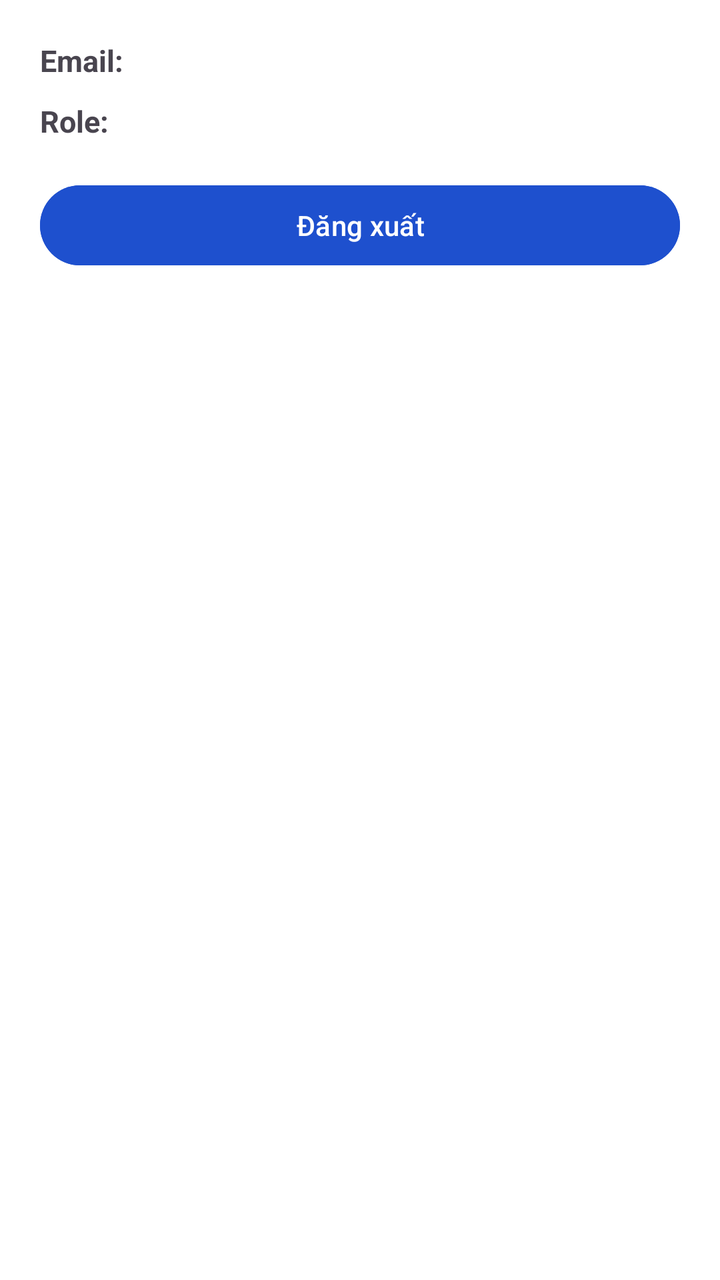
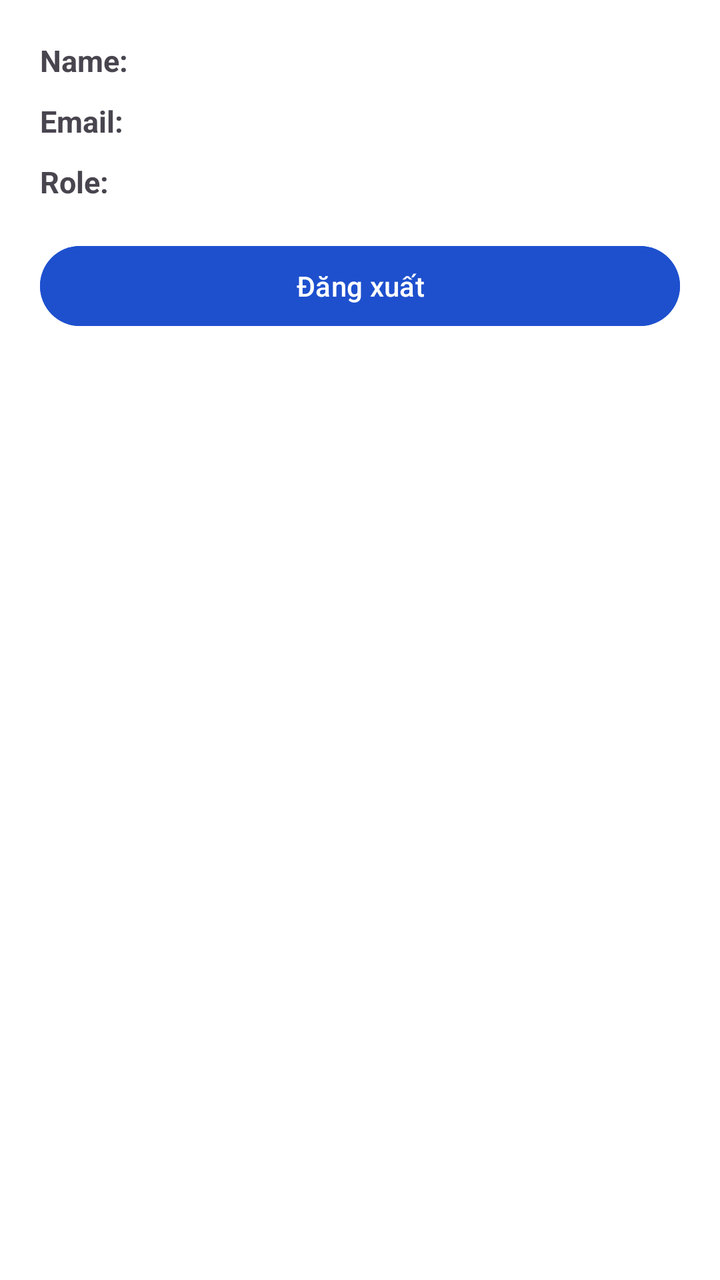

Before-and-after screenshots of an Android layout around one commit, followed by the original layout XML and the change that was made.
<!-- AndroidManifest.xml: application theme Theme.ProjectCK -->
<!-- res/layout/dialog_profile.xml -->
<?xml version="1.0" encoding="utf-8"?>
<LinearLayout xmlns:android="http://schemas.android.com/apk/res/android"
    android:layout_width="280dp"
    android:layout_height="wrap_content"
    android:orientation="vertical"
    android:padding="20dp"
    android:background="@android:color/white">

    <TextView
        android:id="@+id/txtEmail"
        android:layout_width="wrap_content"
        android:layout_height="wrap_content"
        android:text="Email:"
        android:textSize="15sp"
        android:textStyle="bold"/>

    <TextView
        android:id="@+id/txtRole"
        android:layout_width="wrap_content"
        android:layout_height="wrap_content"
        android:text="Role:"
        android:layout_marginTop="10dp"
        android:textSize="15sp"
        android:textStyle="bold"/>

    <Button
        android:id="@+id/btnLogout"
        android:layout_width="match_parent"
        android:layout_height="wrap_content"
        android:text="Đăng xuất"
        android:layout_marginTop="18dp"
        android:backgroundTint="@color/button_color"/>
</LinearLayout>
<!-- resources referenced by this layout -->
<resources>
  <color name="button_color">#1E50CE</color>
  <style name="Theme.ProjectCK" parent="Base.Theme.ProjectCK" />
  <style name="Base.Theme.ProjectCK" parent="Theme.Material3.DayNight.NoActionBar">
          
          
      </style>
</resources>

<!-- the commit's change to res/layout/dialog_profile.xml (unified diff, before → after) -->
@@ -6,13 +6,23 @@
     android:padding="20dp"
     android:background="@android:color/white">
 
+
+    <TextView
+        android:id="@+id/txtName"
+        android:layout_width="wrap_content"
+        android:layout_height="wrap_content"
+        android:text="Name:"
+        android:textSize="15sp"
+        android:textStyle="bold"/>
+
     <TextView
         android:id="@+id/txtEmail"
         android:layout_width="wrap_content"
         android:layout_height="wrap_content"
         android:text="Email:"
         android:textSize="15sp"
-        android:textStyle="bold"/>
+        android:textStyle="bold"
+        android:layout_marginTop="10dp" />
 
     <TextView
         android:id="@+id/txtRole"
